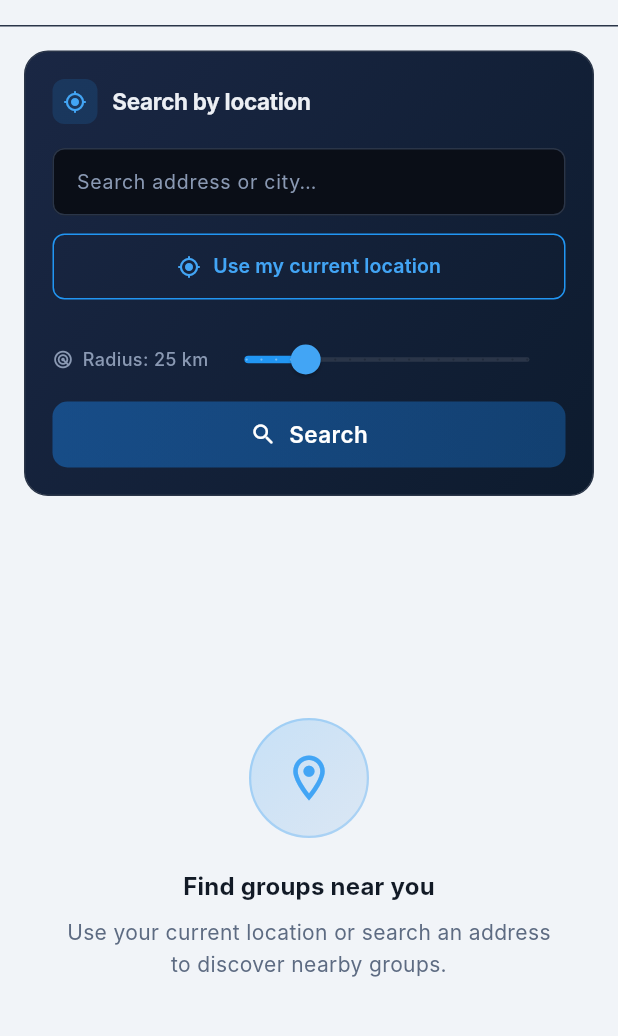
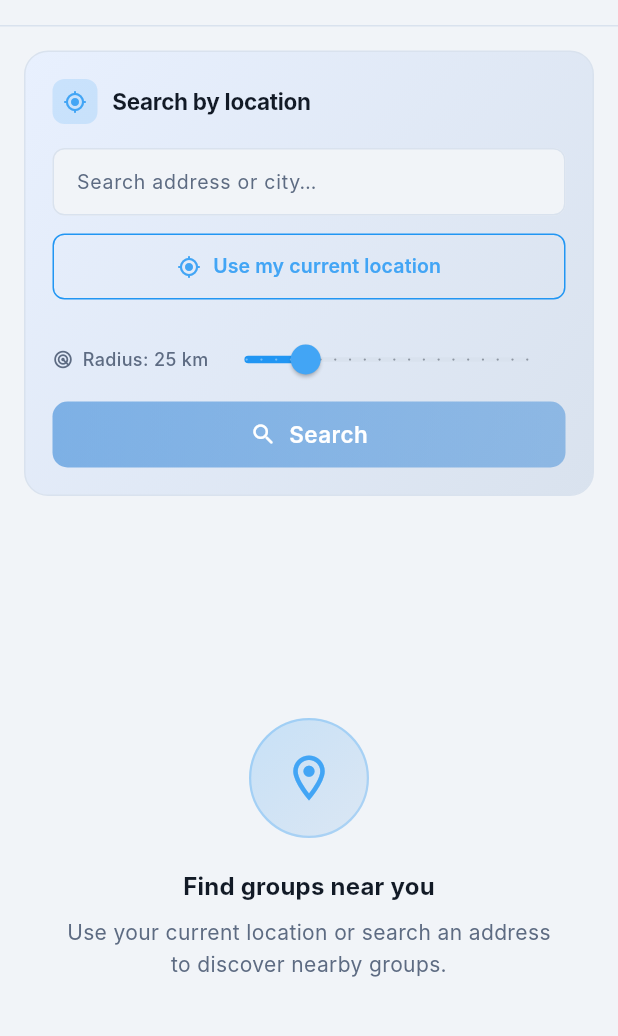
Before and after one commit to zipthezap/Teamly, a Flutter app: the NearbyGroupsPage screen opened by its route, on a phone screen of 412 x 824 dp, the part 59-1095 px from its top. Run offline on Flutter 3.47's test engine with Material 3 defaults, Android fonts, the phone set to English and light mode, and no system bars; our stand-ins replace dio, equatable, firebase_core, firebase_messaging, flutter_riverpod, flutter_secure_storage and 3 more; missing offline and left inert: flutter_app_badger; accounts and stored records are empty; network calls fail; Roboto replaces fonts that are missing (Inter).

Commit message:
Fix light/dark theme toggling for discover pages and profile; improve light-mode contrast
Agent-Logs-Url: https://github.com/zipthezap/Teamly/sessions/a42f25ed-a944-453a-8ad1-e9dabec5d832

Co-authored-by: zipthezap <51761473+zipthezap@users.noreply.github.com>

```diff
--- a/src/mobile/lib/core/theme/app_theme.dart
+++ b/src/mobile/lib/core/theme/app_theme.dart
@@ -60,6 +60,19 @@ class AppThemeTokens {
     begin: Alignment.topLeft,
     end: Alignment.bottomRight,
     colors: [Color(0xFF141B27), Color(0xFF0F1520)],
+  );
+
+  // Light-mode equivalents for hero / subtle banners
+  static const LinearGradient lightHeroGradient = LinearGradient(
+    begin: Alignment.topLeft,
+    end: Alignment.bottomRight,
+    colors: [Color(0xFFE8F0FE), Color(0xFFD9E2EE)],
+  );
+
+  static const LinearGradient lightSubtleGradient = LinearGradient(
+    begin: Alignment.topLeft,
+    end: Alignment.bottomRight,
+    colors: [Color(0xFFF8FBFF), Color(0xFFEFF3F9)],
   );
 }
 
--- a/src/mobile/lib/features/groups/presentation/nearby_groups_page.dart
+++ b/src/mobile/lib/features/groups/presentation/nearby_groups_page.dart
@@ -224,7 +224,7 @@ class _NearbyGroupsPageState extends ConsumerState<NearbyGroupsPage> {
         ],
         bottom: PreferredSize(
           preferredSize: const Size.fromHeight(1),
-          child: Container(height: 1, color: AppThemeTokens.darkBorder),
+          child: Container(height: 1, color: Theme.of(context).dividerColor),
         ),
       ),
       body: Column(
@@ -320,19 +320,20 @@ class _LocationSearchForm extends StatelessWidget {
   final VoidCallback? onSearch;
   final VoidCallback onUseCurrentLocation;
 
-  InputDecoration _fieldDecor(String label) => InputDecoration(
+  InputDecoration _fieldDecor(String label, bool isDark) => InputDecoration(
         labelText: label,
-        labelStyle: const TextStyle(
-            color: AppThemeTokens.darkTextSecondary, fontSize: 13),
+        labelStyle: TextStyle(
+            color: isDark ? AppThemeTokens.darkTextSecondary : AppThemeTokens.lightTextSecondary,
+            fontSize: 13),
         filled: true,
-        fillColor: AppThemeTokens.darkBg,
+        fillColor: isDark ? AppThemeTokens.darkBg : AppThemeTokens.lightBg,
         border: OutlineInputBorder(
           borderRadius: BorderRadius.circular(AppThemeTokens.radiusSm),
-          borderSide: const BorderSide(color: AppThemeTokens.darkBorder),
+          borderSide: BorderSide(color: isDark ? AppThemeTokens.darkBorder : AppThemeTokens.lightBorder),
         ),
         enabledBorder: OutlineInputBorder(
           borderRadius: BorderRadius.circular(AppThemeTokens.radiusSm),
-          borderSide: const BorderSide(color: AppThemeTokens.darkBorder),
+          borderSide: BorderSide(color: isDark ? AppThemeTokens.darkBorder : AppThemeTokens.lightBorder),
         ),
         focusedBorder: OutlineInputBorder(
           borderRadius: BorderRadius.circular(AppThemeTokens.radiusSm),
@@ -345,12 +346,20 @@ class _LocationSearchForm extends StatelessWidget {
 
   @override
   Widget build(BuildContext context) {
+    final isDark = Theme.of(context).brightness == Brightness.dark;
+    final mainText = isDark ? AppThemeTokens.darkText : AppThemeTokens.lightText;
+    final secondaryText = isDark ? AppThemeTokens.darkTextSecondary : AppThemeTokens.lightTextSecondary;
+    final bannerGradient = isDark ? AppThemeTokens.heroGradient : AppThemeTokens.lightHeroGradient;
+    final bannerBorderColor = isDark ? AppThemeTokens.darkBorder : AppThemeTokens.lightBorder;
+    final suggestionBg = isDark ? AppThemeTokens.darkCard : AppThemeTokens.lightCard;
+    final sliderInactiveTrack = isDark ? AppThemeTokens.darkBorder : AppThemeTokens.lightBorder;
+
     return Container(
       margin: const EdgeInsets.all(16),
       decoration: BoxDecoration(
-        gradient: AppThemeTokens.heroGradient,
+        gradient: bannerGradient,
         borderRadius: BorderRadius.circular(AppThemeTokens.radiusLg),
-        border: Border.all(color: AppThemeTokens.darkBorder),
+        border: Border.all(color: bannerBorderColor),
       ),
       padding: const EdgeInsets.all(18),
       child: Column(
@@ -370,10 +379,10 @@ class _LocationSearchForm extends StatelessWidget {
                     size: 16, color: AppThemeTokens.primary400),
               ),
               const SizedBox(width: 10),
-              const Text(
+              Text(
                 'Search by location',
                 style: TextStyle(
-                  color: AppThemeTokens.darkText,
+                  color: mainText,
                   fontSize: 15,
                   fontWeight: FontWeight.w700,
                   letterSpacing: -0.2,
@@ -385,9 +394,8 @@ class _LocationSearchForm extends StatelessWidget {
           // Address search field
           TextField(
             controller: locationCtrl,
-            style: const TextStyle(
-                color: AppThemeTokens.darkText, fontSize: 14),
-            decoration: _fieldDecor('Search address or city…').copyWith(
+            style: TextStyle(color: mainText, fontSize: 14),
+            decoration: _fieldDecor('Search address or city…', isDark).copyWith(
               suffixIcon: searchingAddress
                   ? const Padding(
                       padding: EdgeInsets.all(12),
@@ -399,9 +407,9 @@ class _LocationSearchForm extends StatelessWidget {
                     )
                   : locationCtrl.text.isNotEmpty
                       ? IconButton(
-                          icon: const Icon(Icons.clear_rounded,
+                          icon: Icon(Icons.clear_rounded,
                               size: 16,
-                              color: AppThemeTokens.darkTextSecondary),
+                              color: secondaryText),
                           onPressed: () => locationCtrl.clear(),
                         )
                       : null,
@@ -413,9 +421,9 @@ class _LocationSearchForm extends StatelessWidget {
             Container(
               margin: const EdgeInsets.only(top: 4),
               decoration: BoxDecoration(
-                color: AppThemeTokens.darkCard,
+                color: suggestionBg,
                 borderRadius: BorderRadius.circular(AppThemeTokens.radiusSm),
-                border: Border.all(color: AppThemeTokens.darkBorder),
+                border: Border.all(color: bannerBorderColor),
               ),
               child: Column(
                 children: suggestions.map((s) {
@@ -426,18 +434,18 @@ class _LocationSearchForm extends StatelessWidget {
                           horizontal: 12, vertical: 10),
                       child: Row(
                         children: [
-                          const Icon(Icons.place_outlined,
+                          Icon(Icons.place_outlined,
                               size: 14,
-                              color: AppThemeTokens.darkTextSecondary),
+                              color: secondaryText),
                           const SizedBox(width: 8),
                           Expanded(
                             child: Text(
                               s.displayName,
                               maxLines: 2,
                               overflow: TextOverflow.ellipsis,
-                              style: const TextStyle(
+                              style: TextStyle(
                                 fontSize: 13,
-                                color: AppThemeTokens.darkText,
+                                color: mainText,
                               ),
                             ),
                           ),
@@ -501,14 +509,14 @@ class _LocationSearchForm extends StatelessWidget {
           const SizedBox(height: 14),
           Row(
             children: [
-              const Icon(Icons.radar_rounded,
-                  size: 14, color: AppThemeTokens.darkTextSecondary),
+              Icon(Icons.radar_rounded,
+                  size: 14, color: secondaryText),
               const SizedBox(width: 6),
               Text(
                 'Radius: ${radius.toStringAsFixed(0)} km',
-                style: const TextStyle(
+                style: TextStyle(
                   fontSize: 12,
-                  color: AppThemeTokens.darkTextSecondary,
+                  color: secondaryText,
                   fontWeight: FontWeight.w500,
                 ),
               ),
@@ -516,7 +524,7 @@ class _LocationSearchForm extends StatelessWidget {
                 child: SliderTheme(
                   data: SliderThemeData(
                     activeTrackColor: AppThemeTokens.primary500,
-                    inactiveTrackColor: AppThemeTokens.darkBorder,
+                    inactiveTrackColor: sliderInactiveTrack,
                     thumbColor: AppThemeTokens.primary400,
                     overlayColor:
                         AppThemeTokens.primary500.withValues(alpha: 0.15),
@@ -603,6 +611,11 @@ class _NearbyGroupCard extends StatelessWidget {
 
   @override
   Widget build(BuildContext context) {
+    final isDark = Theme.of(context).brightness == Brightness.dark;
+    final cardColor = isDark ? AppThemeTokens.darkCard : AppThemeTokens.lightCard;
+    final borderColor = isDark ? AppThemeTokens.darkBorder : AppThemeTokens.lightBorder;
+    final titleColor = isDark ? AppThemeTokens.darkText : AppThemeTokens.lightText;
+    final secondaryColor = isDark ? AppThemeTokens.darkTextSecondary : AppThemeTokens.lightTextSecondary;
     final sportColor = _sportColor();
 
     return Material(
@@ -613,9 +626,9 @@ class _NearbyGroupCard extends StatelessWidget {
         borderRadius: BorderRadius.circular(AppThemeTokens.radiusMd),
         child: Container(
           decoration: BoxDecoration(
-            color: AppThemeTokens.darkCard,
+            color: cardColor,
             borderRadius: BorderRadius.circular(AppThemeTokens.radiusMd),
-            border: Border.all(color: AppThemeTokens.darkBorder),
+            border: Border.all(color: borderColor),
           ),
           padding: const EdgeInsets.all(14),
           child: Row(
@@ -645,10 +658,10 @@ class _NearbyGroupCard extends StatelessWidget {
                             group.name,
                             maxLines: 1,
                             overflow: TextOverflow.ellipsis,
-                            style: const TextStyle(
+                            style: TextStyle(
                               fontWeight: FontWeight.w700,
                               fontSize: 15,
-                              color: AppThemeTokens.darkText,
+                              color: titleColor,
                             ),
                           ),
                         ),
@@ -704,15 +717,15 @@ class _NearbyGroupCard extends StatelessWidget {
                         ),
                         if (group.memberCount != null) ...[
                           const SizedBox(width: 8),
-                          const Icon(Icons.people_outline_rounded,
+                          Icon(Icons.people_outline_rounded,
                               size: 12,
-                              color: AppThemeTokens.darkTextSecondary),
+                              color: secondaryColor),
                           const SizedBox(width: 3),
                           Text(
                             '${group.memberCount}',
-                            style: const TextStyle(
+                            style: TextStyle(
                               fontSize: 12,
-                              color: AppThemeTokens.darkTextSecondary,
+                              color: secondaryColor,
                             ),
                           ),
                         ],
```
Also changed, not shown: src/mobile/lib/features/discover/presentation/discover_page.dart (+35 -19 lines), src/mobile/lib/features/events/presentation/nearby_events_page.dart (+27 -24 lines), src/mobile/lib/features/groups/presentation/public_groups_page.dart (+33 -22 lines), src/mobile/lib/features/profile/presentation/profile_page.dart (+49 -22 lines).
